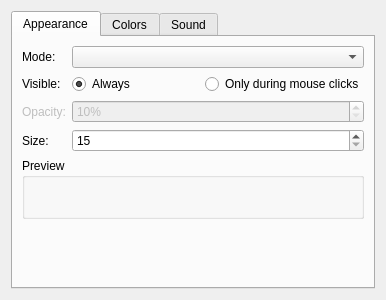
Above: src/config/ui/mouseconfig.ui from hippich/recorditnow before the change. Below: the same form after it.
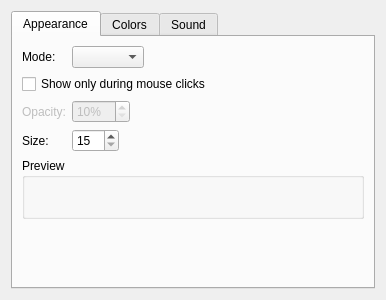
That is the form after the change. Custom widgets are drawn as their Qt base class.

The edit to the form file:
```diff
--- a/src/config/ui/mouseconfig.ui
+++ b/src/config/ui/mouseconfig.ui
@@ -30,7 +30,89 @@
        <string>Appearance</string>
       </attribute>
       <layout class="QFormLayout" name="formLayout">
-       <item row="10" column="0" colspan="2">
+       <property name="fieldGrowthPolicy">
+        <enum>QFormLayout::ExpandingFieldsGrow</enum>
+       </property>
+       <item row="1" column="0">
+        <widget class="QLabel" name="label_2">
+         <property name="text">
+          <string comment="@label The display mode of the Mouse-Monitor">Mode:</string>
+         </property>
+        </widget>
+       </item>
+       <item row="1" column="1">
+        <widget class="KComboBox" name="appearanceCombo">
+         <property name="sizeAdjustPolicy">
+          <enum>QComboBox::AdjustToContents</enum>
+         </property>
+        </widget>
+       </item>
+       <item row="2" column="0" colspan="2">
+        <widget class="QCheckBox" name="kcfg_mouseWidgetInvisible">
+         <property name="text">
+          <string comment="@option:check Show the Mouse-Monitor only during mouse clicks">Show only during mouse clicks</string>
+         </property>
+        </widget>
+       </item>
+       <item row="4" column="0">
+        <widget class="QLabel" name="opacityLabel">
+         <property name="enabled">
+          <bool>false</bool>
+         </property>
+         <property name="text">
+          <string comment="@label Widget opacity">Opacity:</string>
+         </property>
+         <property name="buddy">
+          <cstring>kcfg_cursorOpacity</cstring>
+         </property>
+        </widget>
+       </item>
+       <item row="4" column="1">
+        <widget class="KIntSpinBox" name="kcfg_cursorOpacity">
+         <property name="enabled">
+          <bool>false</bool>
+         </property>
+         <property name="suffix">
+          <string notr="true" comment="@label:spinbox">%</string>
+         </property>
+         <property name="minimum">
+          <number>10</number>
+         </property>
+         <property name="maximum">
+          <number>100</number>
+         </property>
+         <property name="singleStep">
+          <number>10</number>
+         </property>
+        </widget>
+       </item>
+       <item row="5" column="0">
+        <widget class="QLabel" name="label_3">
+         <property name="text">
+          <string comment="@label Widget size">Size:</string>
+         </property>
+         <property name="buddy">
+          <cstring>kcfg_cursorWidgetSize</cstring>
+         </property>
+        </widget>
+       </item>
+       <item row="5" column="1">
+        <widget class="KIntSpinBox" name="kcfg_cursorWidgetSize">
+         <property name="suffix">
+          <string notr="true"/>
+         </property>
+         <property name="prefix">
+          <string/>
+         </property>
+         <property name="minimum">
+          <number>15</number>
+         </property>
+         <property name="maximum">
+          <number>100</number>
+         </property>
+        </widget>
+       </item>
+       <item row="9" column="0" colspan="2">
         <widget class="QGroupBox" name="groupBox">
          <property name="title">
           <string>Preview</string>
@@ -88,112 +170,6 @@
          </property>
         </widget>
        </item>
-       <item row="1" column="0">
-        <widget class="QLabel" name="label_2">
-         <property name="text">
-          <string>Mode:</string>
-         </property>
-        </widget>
-       </item>
-       <item row="1" column="1">
-        <widget class="KComboBox" name="appearanceCombo">
-         <property name="sizeAdjustPolicy">
-          <enum>QComboBox::AdjustToContents</enum>
-         </property>
-        </widget>
-       </item>
-       <item row="3" column="0">
-        <widget class="QLabel" name="label_5">
-         <property name="text">
-          <string>Visible:</string>
-         </property>
-        </widget>
-       </item>
-       <item row="3" column="1">
-        <layout class="QHBoxLayout" name="horizontalLayout_4">
-         <item>
-          <widget class="QRadioButton" name="kcfg_mouseWidgetAlwaysVisible">
-           <property name="text">
-            <string>Always</string>
-           </property>
-           <property name="checked">
-            <bool>true</bool>
-           </property>
-           <property name="autoExclusive">
-            <bool>true</bool>
-           </property>
-          </widget>
-         </item>
-         <item>
-          <widget class="QRadioButton" name="kcfg_mouseWidgetInvisible">
-           <property name="text">
-            <string>Only during mouse clicks</string>
-           </property>
-           <property name="autoExclusive">
-            <bool>true</bool>
-           </property>
-          </widget>
-         </item>
-        </layout>
-       </item>
-       <item row="5" column="0">
-        <widget class="QLabel" name="opacityLabel">
-         <property name="enabled">
-          <bool>false</bool>
-         </property>
-         <property name="text">
-          <string>Opacity:</string>
-         </property>
-         <property name="buddy">
-          <cstring>kcfg_cursorOpacity</cstring>
-         </property>
-        </widget>
-       </item>
-       <item row="5" column="1">
-        <widget class="KIntSpinBox" name="kcfg_cursorOpacity">
-         <property name="enabled">
-          <bool>false</bool>
-         </property>
-         <property name="suffix">
-          <string notr="true">%</string>
-         </property>
-         <property name="minimum">
-          <number>10</number>
-         </property>
-         <property name="maximum">
-          <number>100</number>
-         </property>
-         <property name="singleStep">
-          <number>10</number>
-         </property>
-        </widget>
-       </item>
-       <item row="6" column="0">
-        <widget class="QLabel" name="label_3">
-         <property name="text">
-          <string>Size:</string>
-         </property>
-         <property name="buddy">
-          <cstring>kcfg_cursorWidgetSize</cstring>
-         </property>
-        </widget>
-       </item>
-       <item row="6" column="1">
-        <widget class="KIntSpinBox" name="kcfg_cursorWidgetSize">
-         <property name="suffix">
-          <string notr="true"/>
-         </property>
-         <property name="prefix">
-          <string/>
-         </property>
-         <property name="minimum">
-          <number>15</number>
-         </property>
-         <property name="maximum">
-          <number>100</number>
-         </property>
-        </widget>
-       </item>
       </layout>
      </widget>
      <widget class="QWidget" name="tab_4">
```
Left out of the diff: 30 changed lines with no effect on the pictures.
